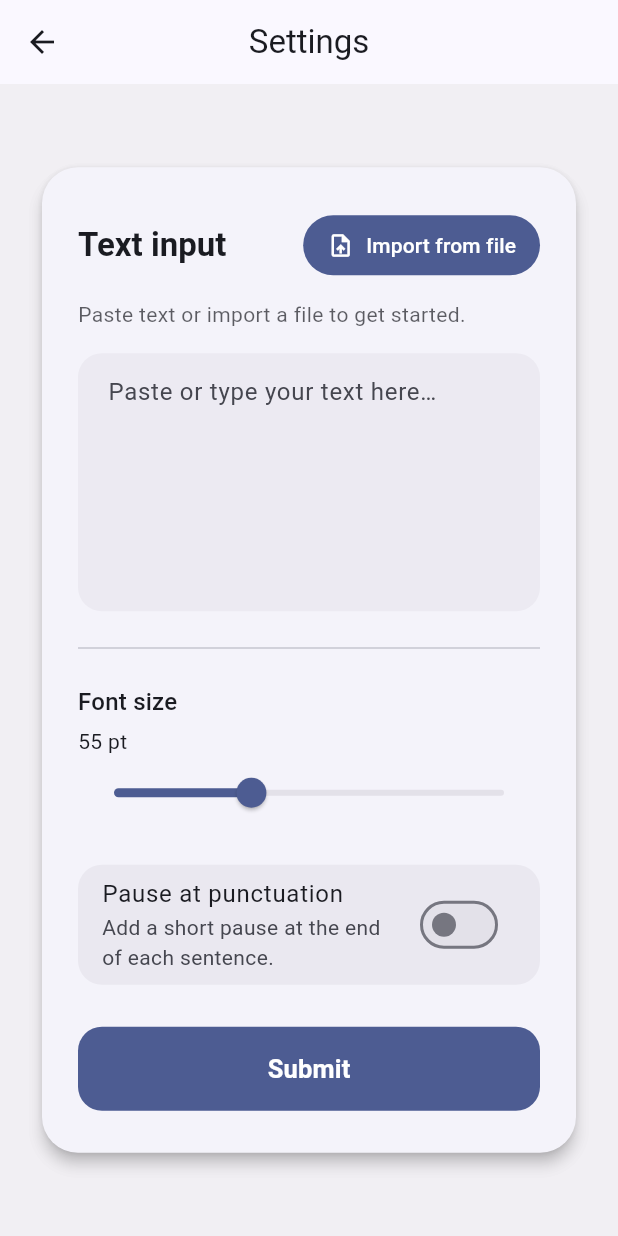
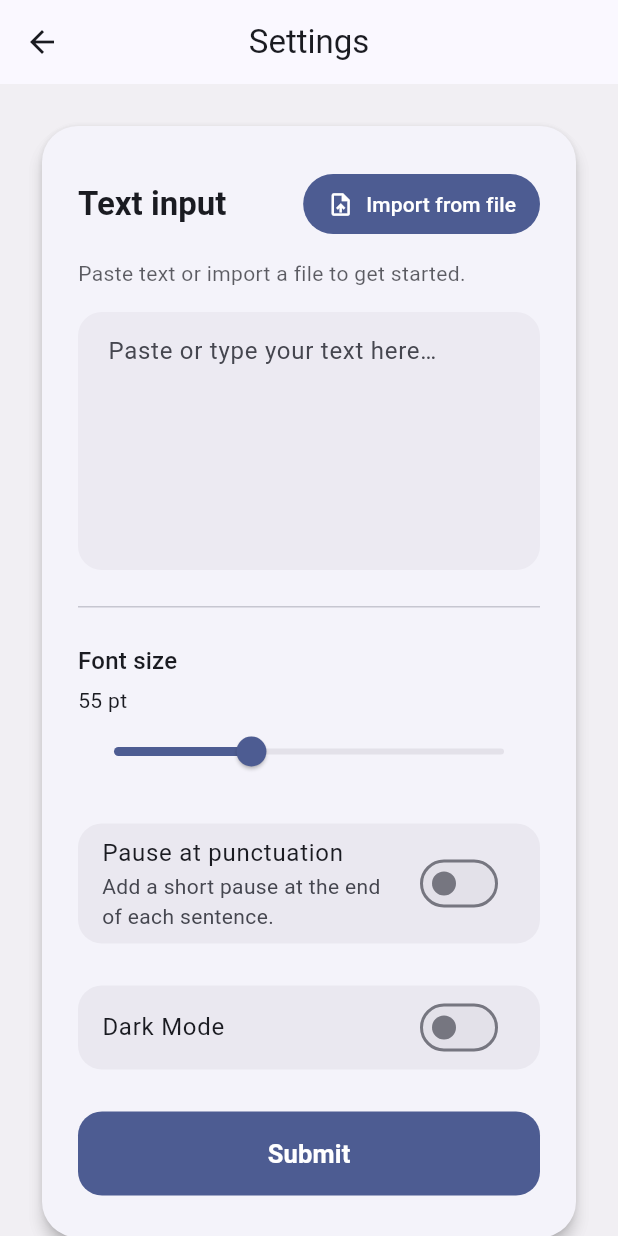
Before and after one commit to AnsonHLau/RSVP-App, a Flutter app: the screen it shows after launch, after a tap on the "settings" icon, on a phone screen of 412 x 824 dp. Run offline on Flutter 3.47's test engine with Material 3 defaults, Android fonts, the phone set to English and light mode, and no system bars; our stand-ins replace file_picker.

Commit message:
Dark mode

```diff
--- a/lib/home.dart
+++ b/lib/home.dart
@@ -3,9 +3,12 @@ import 'package:flutter/material.dart';
 import 'settings.dart';
 
 class MyHomePage extends StatefulWidget {
-  const MyHomePage({super.key, required this.title});
+  const MyHomePage({super.key, required this.title,
+    required this.themeNotifier});
+
 
   final String title;
+  final ValueNotifier<ThemeMode> themeNotifier;
 
   @override
   State<MyHomePage> createState() => _MyHomePageState();
@@ -19,6 +22,14 @@ class _MyHomePageState extends State<MyHomePage> {
   double _fontSize = 55;
   Timer? _timer;
   bool _pauseSentence = false;
+  late ValueNotifier<ThemeMode> _themeNotifier;
+
+  @override
+  void initState() {
+    super.initState();
+    _themeNotifier = widget.themeNotifier;
+  }
+
 
   bool get _isRunning => _timer?.isActive == true;
 
@@ -87,6 +98,7 @@ class _MyHomePageState extends State<MyHomePage> {
           initialText: initialText,
           initialFontSize: _fontSize,
           initialPauseSentence: _pauseSentence,
+          themeNotifier: _themeNotifier,
         ),
       ),
     );
--- a/lib/main.dart
+++ b/lib/main.dart
@@ -1,23 +1,33 @@
 import 'package:flutter/material.dart';
+import 'package:rsvp_app/themeData.dart';
 import 'home.dart';
 
 void main() {
-  runApp(const MyApp());
+  runApp(MyApp());
 }
 
 class MyApp extends StatelessWidget {
-  const MyApp({super.key});
+  //const MyApp({super.key});
+  final ValueNotifier<ThemeMode> _notifier = ValueNotifier(ThemeMode.light);
 
   @override
   Widget build(BuildContext context) {
-    return MaterialApp(
-      title: 'RSVP Reader',
-      theme: ThemeData(
-        colorScheme: ColorScheme.fromSeed(
-          seedColor: const Color.fromARGB(255, 20, 80, 220),
-        ),
-      ),
-      home: const MyHomePage(title: 'RSVP Reader'),
+    return ValueListenableBuilder<ThemeMode>(
+      valueListenable: _notifier,
+      builder: (_, mode, __) {
+        return MaterialApp(
+          title: 'RSVP Reader',
+          theme: lightTheme,
+          darkTheme: darkTheme,
+          themeMode: mode,
+          home: MyHomePage(
+            title: 'RSVP Reader',
+            themeNotifier: _notifier,
+          ),
+
+        );
+      }
     );
+
   }
 }
--- a/lib/settings.dart
+++ b/lib/settings.dart
@@ -9,11 +9,15 @@ class SettingsPage extends StatefulWidget {
     required this.initialText,
     required this.initialFontSize,
     required this.initialPauseSentence,
+    //required this.initialDarkMode,
+    required this.themeNotifier,
   });
 
   final String initialText;
   final double initialFontSize;
   final bool initialPauseSentence;
+  //final bool initialDarkMode;
+  final ValueNotifier<ThemeMode> themeNotifier;
 
   @override
   State<SettingsPage> createState() => _SettingsPageState();
@@ -23,7 +27,9 @@ class _SettingsPageState extends State<SettingsPage> {
   late String _text;
   late double _fontSize;
   late bool _pauseSentence;
+  //late bool _darkMode;
   late TextEditingController _controller;
+  late  final ValueNotifier<ThemeMode> _themeNotifier;
 
   @override
   void initState() {
@@ -31,6 +37,8 @@ class _SettingsPageState extends State<SettingsPage> {
     _text = widget.initialText;
     _fontSize = widget.initialFontSize;
     _pauseSentence = widget.initialPauseSentence;
+   // _darkMode = widget.initialDarkMode;
+    _themeNotifier = widget.themeNotifier;
     _controller = TextEditingController(text: _text);
   }
 
@@ -57,6 +65,7 @@ class _SettingsPageState extends State<SettingsPage> {
       'tokens': tokens,
       'fontSize': _fontSize,
       'pauseSentence': _pauseSentence,
+      //'darkMode' : _darkMode,
     });
   }
 
@@ -257,6 +266,26 @@ class _SettingsPageState extends State<SettingsPage> {
 
                     const SizedBox(height: 28),
 
+                    Container(
+                      decoration: BoxDecoration(
+                        color: colorScheme.surfaceContainerHighest
+                            .withValues(alpha: 0.6),
+                        borderRadius: BorderRadius.circular(16),
+                      ),
+                      child: SwitchListTile(
+                        shape: RoundedRectangleBorder(
+                          borderRadius: BorderRadius.circular(16),
+                        ),
+                        title: const Text('Dark Mode'),
+                        value: _themeNotifier.value == ThemeMode.dark,
+                        onChanged: (isDark) {
+                          setState(() => _themeNotifier.value = isDark ? ThemeMode.dark : ThemeMode.light);
+                        },
+                      ),
+                    ),
+
+                    const SizedBox(height: 28),
+
                     // Submit button
                     SizedBox(
                       width: double.infinity,
--- a/lib/themeData.dart
+++ b/lib/themeData.dart
@@ -0,0 +1,20 @@
+import 'package:flutter/material.dart';
+
+ThemeData lightTheme = ThemeData(
+  brightness: Brightness.light,
+  colorScheme: ColorScheme.fromSeed(
+      seedColor: const Color.fromARGB(255, 20, 80, 220),
+      brightness: Brightness.light
+  ),
+
+
+);
+
+ThemeData darkTheme = ThemeData(
+  brightness: Brightness.dark,
+  colorScheme: ColorScheme.fromSeed(
+      seedColor: const Color.fromARGB(250, 20, 80, 220),
+      brightness: Brightness.dark,
+  ),
+
+);
```
